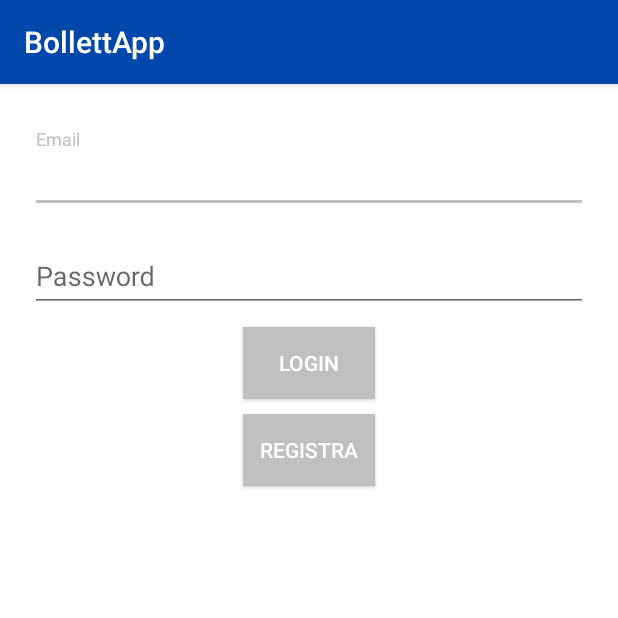
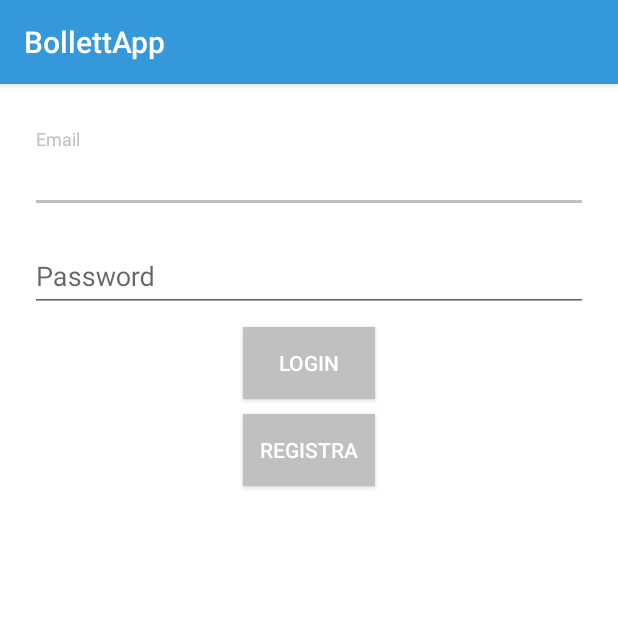
Before and after one commit to DanielePallini/BollettApp, an Android app: the screen it shows after launch (RegistrazioneActivity), on a phone screen of 412 x 824 dp, the top half of it. Run offline under Robolectric (Android 15) with nearby library versions, the phone set to English and light mode, and no system bars; our stand-ins replace Firebase (no records; nobody signed in at launch, a user with empty details on screens opened directly).

Commit message:
Update: Changed primary color

```diff
--- a/app/src/main/res/values/colors.xml
+++ b/app/src/main/res/values/colors.xml
@@ -1,6 +1,6 @@
 <?xml version="1.0" encoding="utf-8"?>
 <resources>
-    <color name="colorPrimary">#0047ab</color>
+    <color name="colorPrimary">#3498db</color>
     <color name="colorPrimaryDark">#00BCD4</color>
     <color name="colorAccent">#c0c0c0</color>
 </resources>
```
